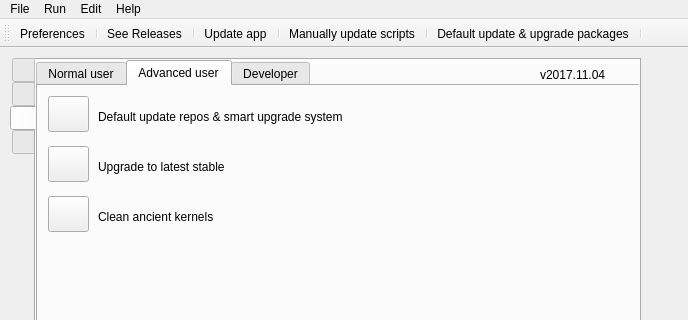
First picture: the form in src/mainwindow.ui, repository adgellida/ubunsys, before the edit; both pictures show x 0 to 688 and y 0 to 320 of the 688 by 590 pixel window.
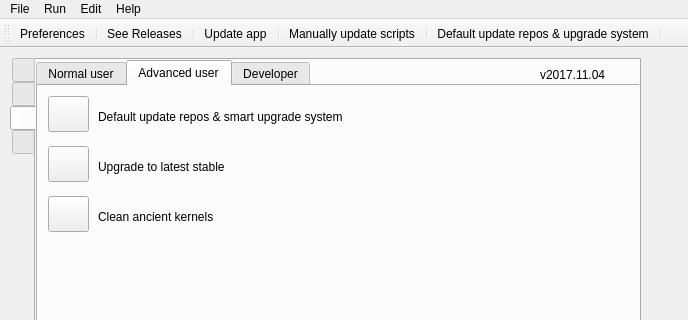
Second picture: the form after the edit. Icons and pictures are not drawn.

```diff
--- a/src/mainwindow.ui
+++ b/src/mainwindow.ui
@@ -4264,7 +4264,7 @@
      <normaloff>:/images/if_gtk-refresh_28464.png</normaloff>:/images/if_gtk-refresh_28464.png</iconset>
    </property>
    <property name="text">
-    <string>Default update &amp;&amp; upgrade packages</string>
+    <string>Default update repos &amp;&amp; upgrade system</string>
    </property>
    <property name="toolTip">
     <string>Default update &amp; upgrade packages</string>
```
Left out of the diff: 2 changed lines with no effect on the pictures.
